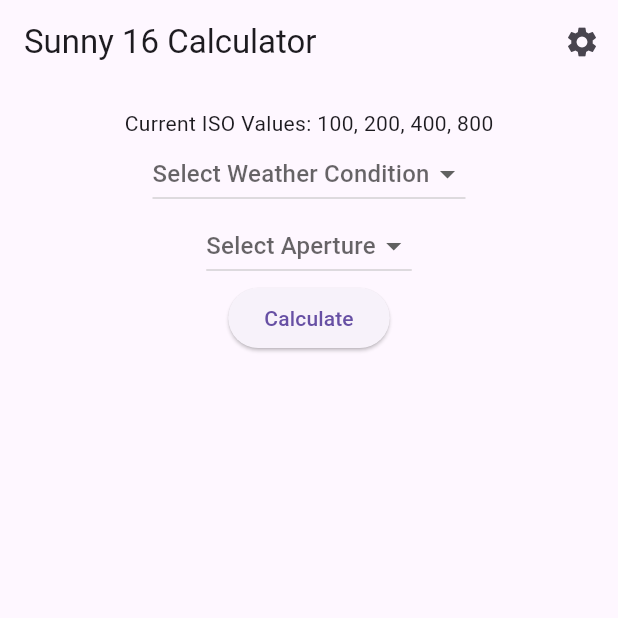
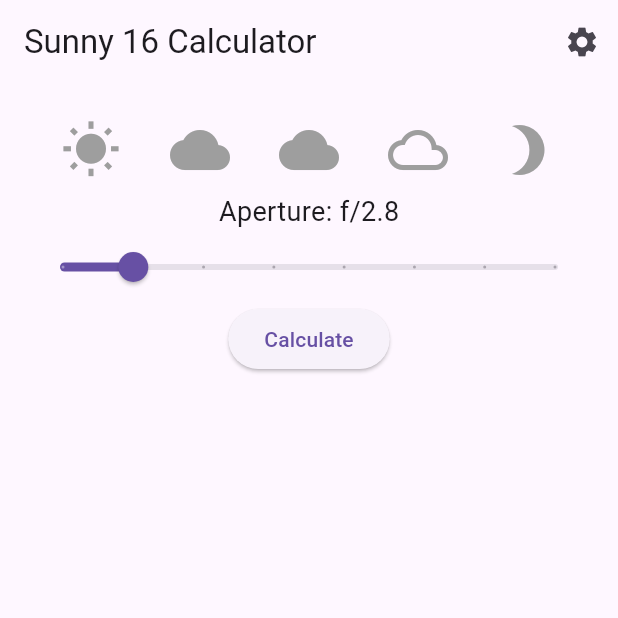
Before and after one commit to jpfelgueiras/sunny16, a Flutter app: the screen it shows after launch, on a phone screen of 412 x 824 dp, the top half of it. Run offline on Flutter 3.47's test engine with Material 3 defaults, Android fonts, the light colour scheme and no system bars; our stand-ins replace shared_preferences.

Commit message:
better ui

```diff
--- a/lib/home_screen.dart
+++ b/lib/home_screen.dart
@@ -64,6 +64,52 @@ class _HomeScreenState extends State<HomeScreen> {
       });
     }
   }
+final Map<String, IconData> _weatherIcons = {
+  'sunny': Icons.wb_sunny,
+  'light_clouds': Icons.wb_cloudy,
+  'cloudy': Icons.cloud,
+  'overcast': Icons.cloud_queue,
+  'sunset': Icons.brightness_3,
+};
+
+
+  Widget _buildWeatherIcon(String condition, IconData icon) {
+    return IconButton(
+      icon: Icon(icon, size: 40),
+      color: _selectedCondition == condition ? Colors.blue : Colors.grey,
+      onPressed: () {
+        setState(() => _selectedCondition = condition);
+      },
+    );
+  }
+
+  // Define aperture values
+final List<double> _apertureValues = [2, 2.8, 4, 5.6, 8, 11, 16, 22];
+  int _sliderValue = 1; // Slider index
+
+Widget _buildApertureSlider() {
+    return Column(
+      children: [
+        Text(
+          'Aperture: f/${_apertureValues[_sliderValue].toStringAsFixed(1)}',
+          style: TextStyle(fontSize: 18),
+        ),
+        Slider(
+          value: _sliderValue.toDouble(),
+          min: 0,
+          max: _apertureValues.length - 1,
+          divisions: _apertureValues.length - 1,
+          label: 'f/${_apertureValues[_sliderValue].toStringAsFixed(1)}',
+          onChanged: (value) {
+            setState(() {
+              _sliderValue = value.round();
+              _selectedAperture = _apertureValues[_sliderValue];
+            });
+          },
+        ),
+      ],
+    );
+  }
 
   @override
   Widget build(BuildContext context) {
@@ -79,35 +125,16 @@ class _HomeScreenState extends State<HomeScreen> {
         padding: EdgeInsets.all(16),
         child: Column(
           children: [
-            if (_currentSettings != null)
-              Text('Current ISO Values: ${_currentSettings!.isoValues.join(', ')}'),
             // Condition Selector
-            DropdownButton<String>(
-              hint: Text('Select Weather Condition'),
-              value: _selectedCondition,
-              items: const [
-                DropdownMenuItem(value: 'sunny', child: Text('Sunny')),
-                DropdownMenuItem(value: 'light_clouds', child: Text('Light Clouds')),
-                DropdownMenuItem(value: 'cloudy', child: Text('Cloudy')),
-                DropdownMenuItem(value: 'overcast', child: Text('Overcast')),
-                DropdownMenuItem(value: 'sunset', child: Text('Sunset')),
-              ],
-              onChanged: (v) => setState(() => _selectedCondition = v),
+                        Row(
+              mainAxisAlignment: MainAxisAlignment.spaceEvenly,
+              children: _weatherIcons.entries.map((entry) {
+                return _buildWeatherIcon(entry.key, entry.value);
+              }).toList(),
             ),
 
             // Aperture Selector
-            DropdownButton<double>(
-              hint: Text('Select Aperture'),
-              value: _selectedAperture,
-              items: [2, 2.8, 4, 5.6, 8, 11, 16, 22]
-                  .map((f) => DropdownMenuItem(
-                        value: f.toDouble(),
-                        child: Text('f/$f'),
-                      ))
-                  .toList(),
-              onChanged: (v) => setState(() => _selectedAperture = v),
-            ),
-
+             _buildApertureSlider(),
             ElevatedButton(
               onPressed: _calculate,
               child: Text('Calculate'),
```
Also changed, not shown: 4 other files.
